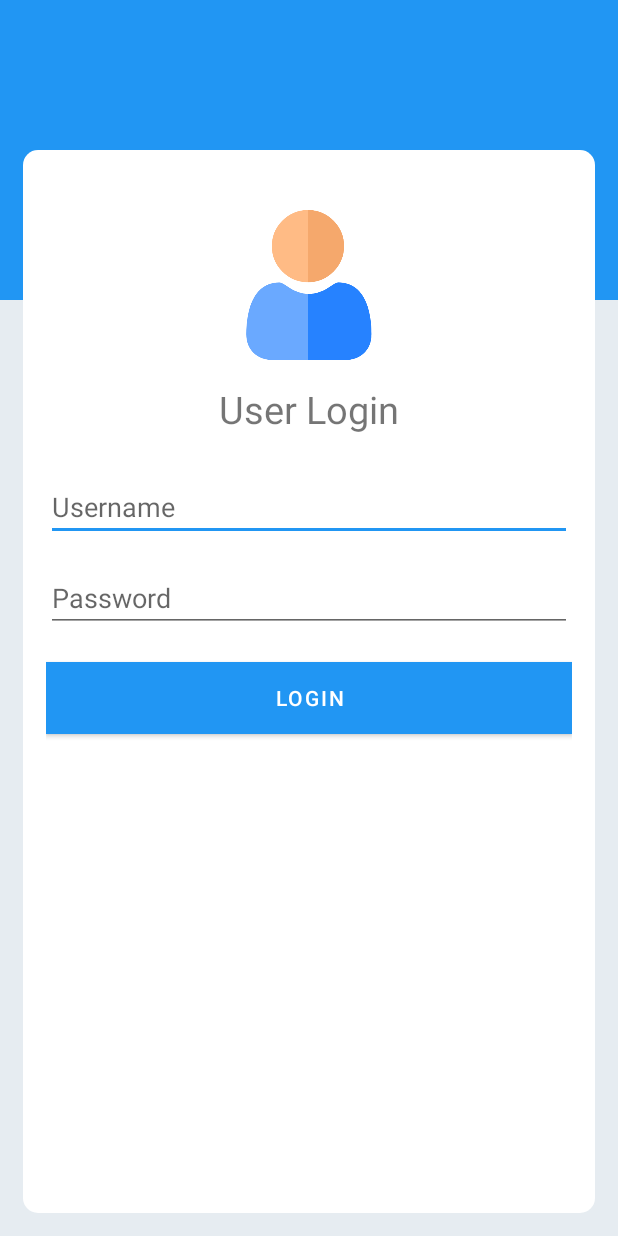
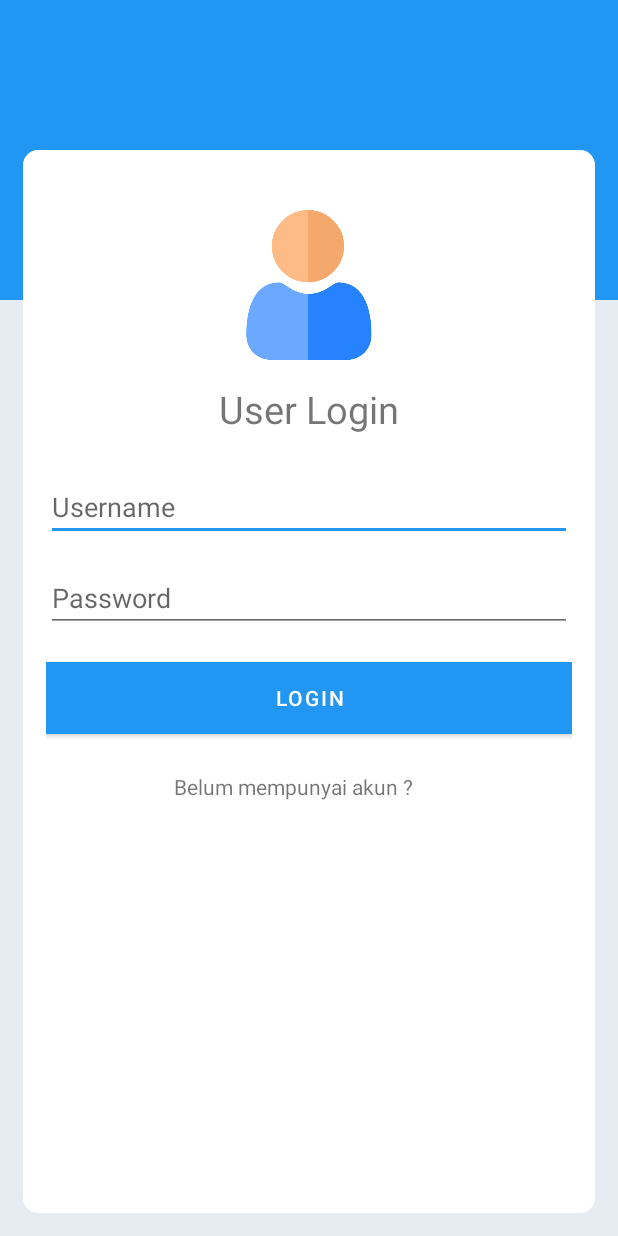
Before and after one commit to fermanferdaus/PROJECT-PPTOTO_TEAM, an Android app: the LoginActiity screen opened directly, with no data from a screen before it, on a phone screen of 412 x 824 dp. Run offline under Robolectric (Android 15) with nearby library versions, the phone set to English and light mode, and no system bars.

Commit message:
febri: membuat text view untuk yang belum mempumyai akun

```diff
--- a/program/app/src/main/res/layout/activity_login_actiity.xml
+++ b/program/app/src/main/res/layout/activity_login_actiity.xml
@@ -68,6 +68,22 @@
                 android:background="#2196F3"
                 android:text="Login" />
 
+            <LinearLayout
+                android:layout_width="330dp"
+                android:layout_height="wrap_content"
+                android:gravity="center_horizontal"
+                android:orientation="horizontal">
+
+                <TextView
+                    android:id="@+id/txRgst"
+                    android:layout_width="wrap_content"
+                    android:layout_height="wrap_content"
+                    android:layout_marginTop="25dp"
+                    android:gravity="center_horizontal"
+                    android:text="Belum mempunyai akun ?" />
+
+            </LinearLayout>
+
     </LinearLayout>
 
 
```
Also changed, not shown: 1 other file.
